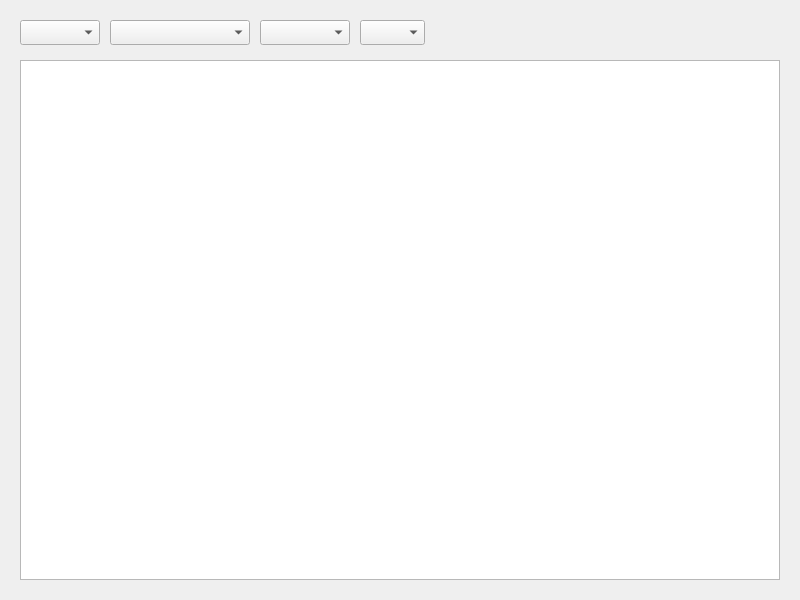
This is GradeBookApp/mainwindow.ui in it-top-shambala/GradeBook as Qt 5 draws it before an edit. The edited form follows.
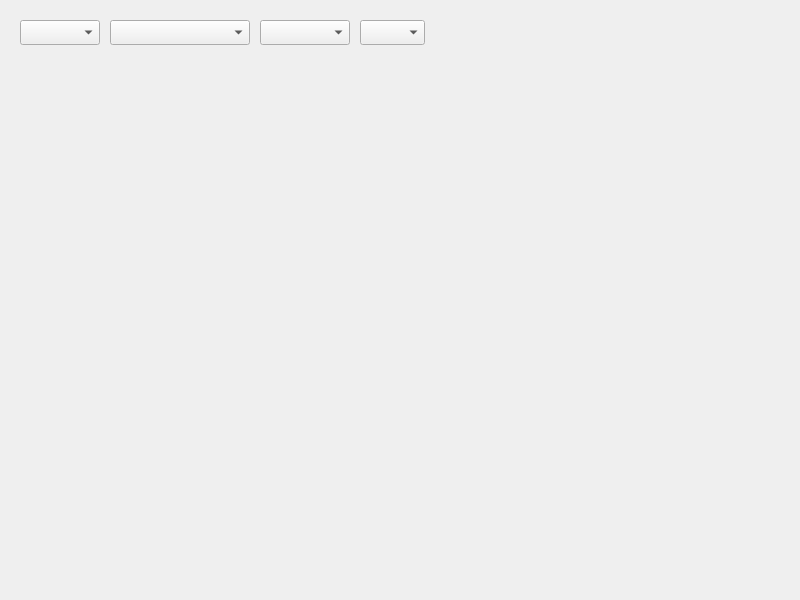
This is the edited form.

Diff of the .ui file:
```diff
--- a/GradeBookApp/mainwindow.ui
+++ b/GradeBookApp/mainwindow.ui
@@ -71,13 +71,13 @@
      <string>Урок</string>
     </property>
    </widget>
-   <widget class="QTableView" name="tableStudentsMarks">
+   <widget class="QWidget" name="widgetStudentMarks" native="true">
     <property name="geometry">
      <rect>
       <x>20</x>
       <y>60</y>
-      <width>760</width>
-      <height>520</height>
+      <width>450</width>
+      <height>500</height>
      </rect>
     </property>
    </widget>
```
